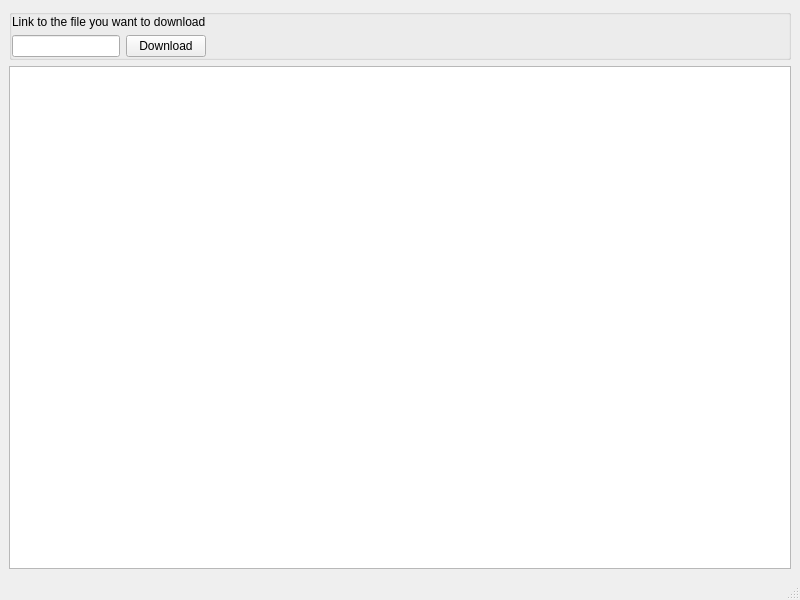
Old version of the form forms/mainwindow.ui in the repository DINOZYAVIER/download-manager.
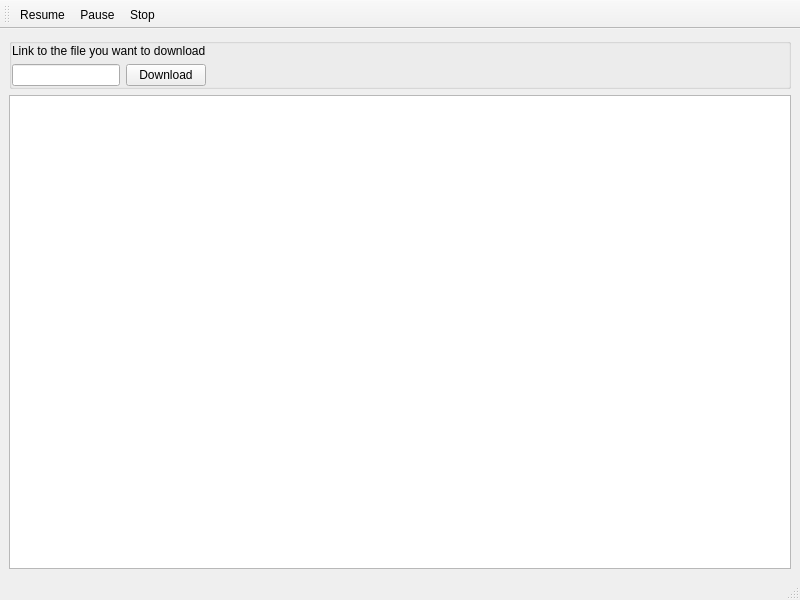
New version of the form.

Commit message: Add menubar and actions for resume, pause, stop

Patch:
```diff
--- a/forms/mainwindow.ui
+++ b/forms/mainwindow.ui
@@ -100,6 +100,35 @@
    </property>
   </widget>
   <widget class="QStatusBar" name="statusbar"/>
+  <widget class="QToolBar" name="toolBar">
+   <property name="windowTitle">
+    <string>toolBar</string>
+   </property>
+   <attribute name="toolBarArea">
+    <enum>TopToolBarArea</enum>
+   </attribute>
+   <attribute name="toolBarBreak">
+    <bool>false</bool>
+   </attribute>
+   <addaction name="aResume"/>
+   <addaction name="aPause"/>
+   <addaction name="aStop"/>
+  </widget>
+  <action name="aResume">
+   <property name="text">
+    <string>Resume</string>
+   </property>
+  </action>
+  <action name="aPause">
+   <property name="text">
+    <string>Pause</string>
+   </property>
+  </action>
+  <action name="aStop">
+   <property name="text">
+    <string>Stop</string>
+   </property>
+  </action>
  </widget>
  <resources/>
  <connections/>
```
The commit also changes 1 other file.
